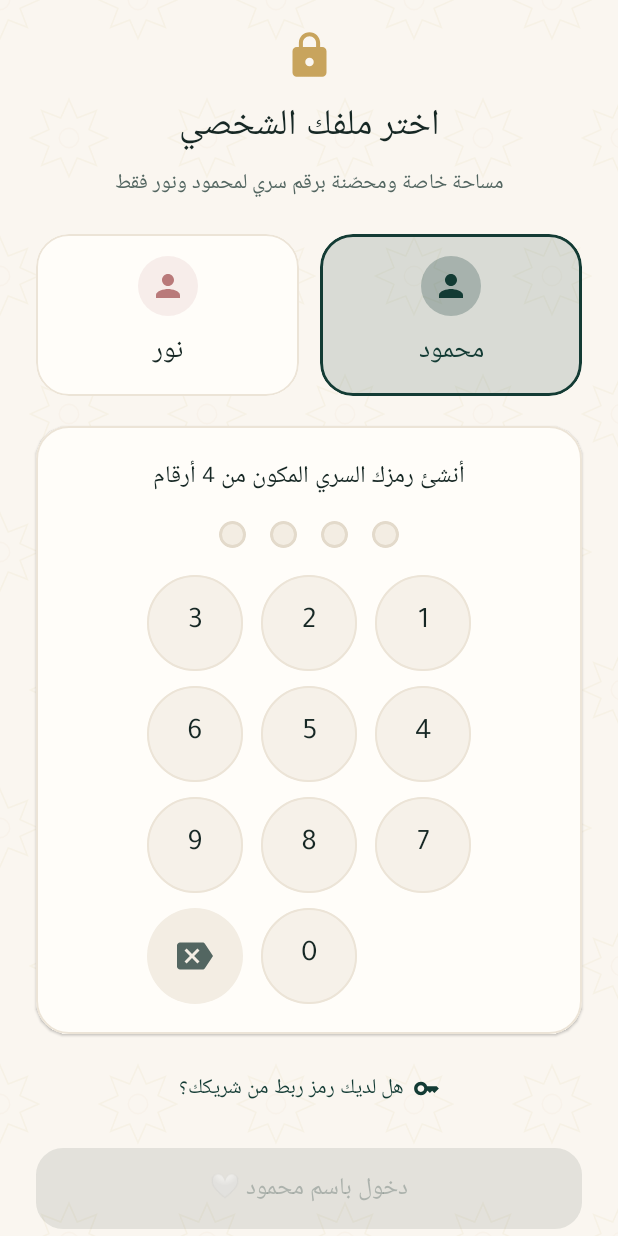
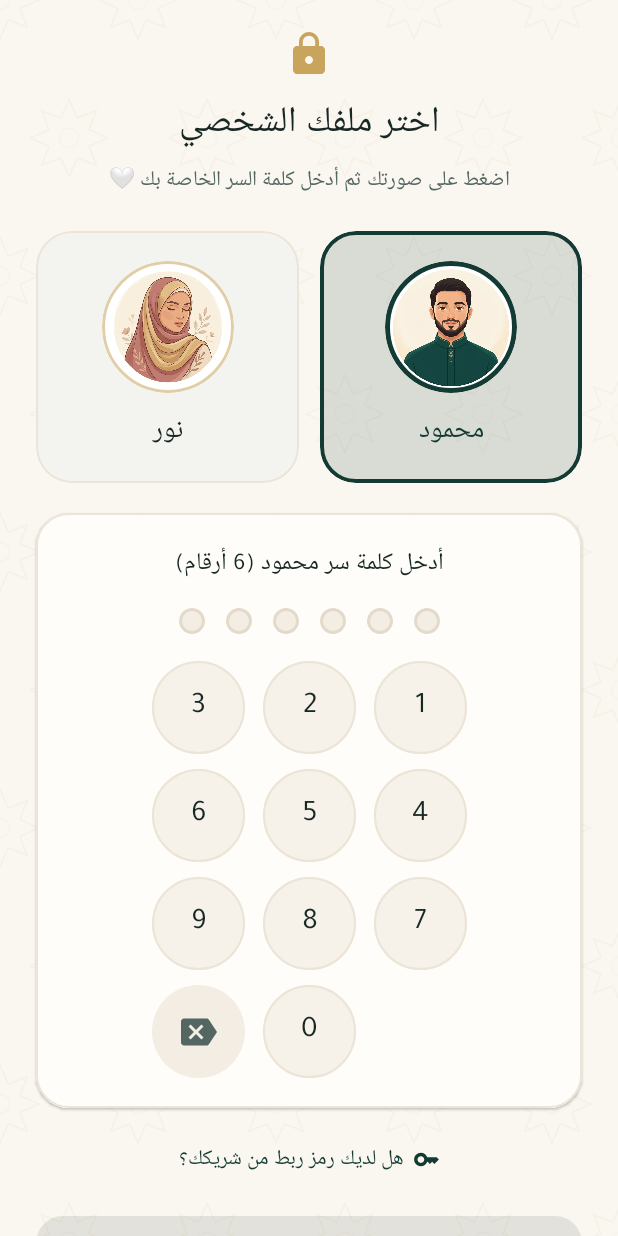
Before and after one commit to mtablawy5020-art/noor-app, an Android app built with Jetpack Compose: the composable RolePinSetupScreen called with empty values, after a tap on "محمود", on a phone screen of 412 x 824 dp. Run offline under Robolectric (Android 15) with nearby library versions, the phone set to English and light mode, and no system bars; our stand-ins replace Firebase (no records; nobody signed in at launch, a user with empty details on screens opened directly).

Commit message:
feat: update PIN security and role configuration
- Integrate default PIN hashes for Mahmoud and Nour.
- Update PIN validation to support variable length requirements per role.
- Include avatars in the dashboard partner status cards.
- Refine onboarding authentication flow to enforce role-specific credentials.

```diff
--- a/app/src/main/java/com/example/ui/screens/AuthAndRoleScreens.kt
+++ b/app/src/main/java/com/example/ui/screens/AuthAndRoleScreens.kt
@@ -289,19 +289,13 @@ fun RolePinSetupScreen(
     onSubmit: (role: CompanionRole, pin: String, inviteCode: String) -> Unit
 ) {
     val haptics = LocalHapticFeedback.current
-    var selectedRole by remember { mutableStateOf(CompanionRole.MAHMOUD) }
+    var selectedRole by remember { mutableStateOf<CompanionRole?>(null) }
     var pinDigits by remember { mutableStateOf("") }
     var showInviteField by remember { mutableStateOf(false) }
     var inviteCode by remember { mutableStateOf("") }
 
-    val roleHasExistingPin = remember(existingSanctuary, selectedRole) {
-        val hash = if (selectedRole == CompanionRole.MAHMOUD) {
-            existingSanctuary?.mahmoudPinHash.orEmpty()
-        } else {
-            existingSanctuary?.nourPinHash.orEmpty()
-        }
-        hash.isNotEmpty()
-    }
+    val activeRole = selectedRole
+    val expectedLength = activeRole?.expectedPasswordLength ?: 6
 
     IslamicPatternBackground {
         Box(
@@ -322,7 +316,7 @@ fun RolePinSetupScreen(
                     imageVector = Icons.Filled.Lock,
                     contentDescription = null,
                     tint = MaterialTheme.colorScheme.secondary,
-                    modifier = Modifier.size(34.dp)
+                    modifier = Modifier.size(32.dp)
                 )
 
                 Spacer(modifier = Modifier.height(10.dp))
@@ -337,7 +331,7 @@ fun RolePinSetupScreen(
                 Spacer(modifier = Modifier.height(6.dp))
 
                 Text(
-                    text = stringResource(R.string.role_select_subtitle),
+                    text = "اضغط على صورتك ثم أدخل كلمة السر الخاصة بك 🤍",
                     style = MaterialTheme.typography.bodyMedium,
                     color = MaterialTheme.colorScheme.onSurfaceVariant,
                     textAlign = TextAlign.Center
@@ -345,13 +339,14 @@ fun RolePinSetupScreen(
 
                 Spacer(modifier = Modifier.height(22.dp))
 
-                // Role selection cards: Mahmoud & Nour
+                // Two illustrated circular Avatar cards: Mahmoud & Nour
                 Row(
                     modifier = Modifier.fillMaxWidth(),
                     horizontalArrangement = Arrangement.spacedBy(14.dp)
                 ) {
                     RoleChoiceCard(
                         role = CompanionRole.MAHMOUD,
+                        avatarRes = R.drawable.img_avatar_mahmoud,
                         selected = selectedRole == CompanionRole.MAHMOUD,
                         accentColor = MaterialTheme.colorScheme.primary,
                         onClick = {
@@ -365,6 +360,7 @@ fun RolePinSetupScreen(
                     )
                     RoleChoiceCard(
                         role = CompanionRole.NOUR,
+                        avatarRes = R.drawable.img_avatar_nour,
                         selected = selectedRole == CompanionRole.NOUR,
                         accentColor = SubtleDustyRose,
                         onClick = {
@@ -380,7 +376,16 @@ fun RolePinSetupScreen(
 
                 Spacer(modifier = Modifier.height(20.dp))
 
-                // PIN prompt & indicators
+                // Password keypad appears smoothly once an avatar is tapped
+                AnimatedVisibility(visible = activeRole != null) {
+                    Column(horizontalAlignment = Alignment.CenterHorizontally) {
+                        val chosenRole = activeRole ?: CompanionRole.MAHMOUD
+                        val accent = if (chosenRole == CompanionRole.MAHMOUD) {
+                            MaterialTheme.colorScheme.secondary
+                        } else {
+                            SubtleDustyRose
+                        }
+
                         SpiritualCard {
                             Column(
                                 modifier = Modifier
@@ -389,12 +394,9 @@ fun RolePinSetupScreen(
                                 horizontalAlignment = Alignment.CenterHorizontally
                             ) {
                                 Text(
-                            text = if (roleHasExistingPin || inviteCode.isNotBlank()) {
-                                stringResource(R.string.pin_enter_prompt)
-                            } else {
-                                stringResource(R.string.pin_create_prompt)
-                            },
+                                    text = "أدخل كلمة سر ${chosenRole.arabicName} ($expectedLength أرقام)",
                                     style = MaterialTheme.typography.titleMedium,
+                                    fontWeight = FontWeight.Bold,
                                     color = MaterialTheme.colorScheme.onSurface,
                                     textAlign = TextAlign.Center
                                 )
@@ -402,22 +404,22 @@ fun RolePinSetupScreen(
                                 Spacer(modifier = Modifier.height(16.dp))
 
                                 Row(
-                            horizontalArrangement = Arrangement.spacedBy(16.dp),
+                                    horizontalArrangement = Arrangement.spacedBy(if (expectedLength > 6) 10.dp else 14.dp),
                                     verticalAlignment = Alignment.CenterVertically
                                 ) {
-                            repeat(4) { index ->
+                                    repeat(expectedLength) { index ->
                                         val filled = index < pinDigits.length
                                         Box(
                                             modifier = Modifier
-                                        .size(18.dp)
+                                                .size(if (expectedLength > 6) 15.dp else 17.dp)
                                                 .clip(CircleShape)
                                                 .background(
-                                            if (filled) MaterialTheme.colorScheme.secondary
+                                                    if (filled) accent
                                                     else MaterialTheme.colorScheme.surfaceVariant
                                                 )
                                                 .border(
                                                     width = 1.5.dp,
-                                            color = if (filled) MaterialTheme.colorScheme.secondary
+                                                    color = if (filled) accent
                                                     else MaterialTheme.colorScheme.outline,
                                                     shape = CircleShape
                                                 )
@@ -437,7 +439,6 @@ fun RolePinSetupScreen(
 
                                 Spacer(modifier = Modifier.height(18.dp))
 
-                        // Clean tactile numeric PIN pad
                                 val rows = listOf(
                                     listOf("1", "2", "3"),
                                     listOf("4", "5", "6"),
@@ -453,7 +454,7 @@ fun RolePinSetupScreen(
                                         ) {
                                             row.forEach { key ->
                                                 when (key) {
-                                            "" -> Spacer(modifier = Modifier.size(64.dp))
+                                                    "" -> Spacer(modifier = Modifier.size(62.dp))
                                                     "DEL" -> {
                                                         Surface(
                                                             onClick = {
@@ -465,7 +466,7 @@ fun RolePinSetupScreen(
                                                             shape = CircleShape,
                                                             color = MaterialTheme.colorScheme.surfaceVariant,
                                                             modifier = Modifier
-                                                        .size(64.dp)
+                                                                .size(62.dp)
                                                                 .testTag("pin_backspace_button")
                                                         ) {
                                                             Box(contentAlignment = Alignment.Center) {
@@ -480,7 +481,7 @@ fun RolePinSetupScreen(
                                                     else -> {
                                                         Surface(
                                                             onClick = {
-                                                        if (pinDigits.length < 4 && !isSubmitting) {
+                                                                if (pinDigits.length < 12 && !isSubmitting) {
                                                                     haptics.performHapticFeedback(HapticFeedbackType.TextHandleMove)
                                                                     pinDigits += key
                                                                 }
@@ -489,7 +490,7 @@ fun RolePinSetupScreen(
                                                             color = MaterialTheme.colorScheme.surfaceVariant.copy(alpha = 0.7f),
                                                             border = BorderStroke(1.dp, MaterialTheme.colorScheme.outlineVariant),
                                                             modifier = Modifier
-                                                        .size(64.dp)
+                                                                .size(62.dp)
                                                                 .testTag("pin_digit_$key")
                                                         ) {
                                                             Box(contentAlignment = Alignment.Center) {
@@ -511,7 +512,7 @@ fun RolePinSetupScreen(
                         }
 
                         if (existingSanctuary == null) {
-                    Spacer(modifier = Modifier.height(12.dp))
+                            Spacer(modifier = Modifier.height(10.dp))
                             TextButton(
                                 onClick = { showInviteField = !showInviteField },
                                 modifier = Modifier.testTag("toggle_invite_code_button")
@@ -543,11 +544,11 @@ fun RolePinSetupScreen(
                             }
                         }
 
-                Spacer(modifier = Modifier.height(16.dp))
+                        Spacer(modifier = Modifier.height(14.dp))
 
                         Button(
-                    onClick = { onSubmit(selectedRole, pinDigits, inviteCode) },
-                    enabled = pinDigits.length == 4 && !isSubmitting,
+                            onClick = { onSubmit(chosenRole, pinDigits, inviteCode) },
+                            enabled = pinDigits.length >= 4 && !isSubmitting,
                             shape = RoundedCornerShape(18.dp),
                             modifier = Modifier
                                 .fillMaxWidth()
@@ -562,10 +563,12 @@ fun RolePinSetupScreen(
                                 )
                             } else {
                                 Text(
-                            text = "دخول باسم ${selectedRole.arabicName} 🤍",
+                                    text = "دخول باسم ${chosenRole.arabicName} 🤍",
                                     style = MaterialTheme.typography.titleMedium,
                                     fontWeight = FontWeight.Bold
                                 )
+                            }
+                        }
                     }
                 }
             }
@@ -576,21 +579,23 @@ fun RolePinSetupScreen(
 @Composable
 private fun RoleChoiceCard(
     role: CompanionRole,
+    avatarRes: Int,
     selected: Boolean,
     accentColor: Color,
     onClick: () -> Unit,
     modifier: Modifier = Modifier
 ) {
     Surface(
-        shape = RoundedCornerShape(22.dp),
+        shape = RoundedCornerShape(24.dp),
         color = if (selected) accentColor.copy(alpha = 0.14f) else MaterialTheme.colorScheme.surface,
         border = BorderStroke(
-            width = if (selected) 2.dp else 1.dp,
+            width = if (selected) 2.5.dp else 1.dp,
             color = if (selected) accentColor else MaterialTheme.colorScheme.outlineVariant
         ),
+        tonalElevation = if (selected) 4.dp else 1.dp,
         modifier = modifier
-            .height(108.dp)
-            .clip(RoundedCornerShape(22.dp))
+            .height(168.dp)
+            .clip(RoundedCornerShape(24.dp))
             .clickable(onClick = onClick)
     ) {
         Column(
@@ -600,20 +605,20 @@ private fun RoleChoiceCard(
             horizontalAlignment = Alignment.CenterHorizontally,
             verticalArrangement = Arrangement.Center
         ) {
-            Box(
+            Image(
+                painter = painterResource(id = avatarRes),
+                contentDescription = "صورة ${role.arabicName}",
+                contentScale = ContentScale.Crop,
                 modifier = Modifier
-                    .size(40.dp)
+                    .size(88.dp)
                     .clip(CircleShape)
-                    .background(accentColor.copy(alpha = if (selected) 0.25f else 0.12f)),
-                contentAlignment = Alignment.Center
-            ) {
-                Icon(
-                    imageVector = Icons.Filled.Person,
-                    contentDescription = role.arabicName,
-                    tint = accentColor
+                    .border(
+                        width = if (selected) 3.dp else 1.5.dp,
+                        color = if (selected) accentColor else SoftChampagneGold.copy(alpha = 0.55f),
+                        shape = CircleShape
                     )
-            }
-            Spacer(modifier = Modifier.height(8.dp))
+            )
+            Spacer(modifier = Modifier.height(10.dp))
             Text(
                 text = role.arabicName,
                 style = MaterialTheme.typography.titleLarge,
```
Also changed, not shown: app/src/main/java/com/example/data/Models.kt (+21 -3 lines), app/src/main/java/com/example/data/SanctuaryRepository.kt (+23 -13 lines), app/src/main/java/com/example/ui/screens/DashboardScreen.kt (+19 -5 lines), app/src/main/java/com/example/viewmodel/SanctuaryViewModel.kt (+12 -9 lines), app/src/main/res/drawable/img_avatar_mahmoud.jpg (added), app/src/main/res/drawable/img_avatar_nour.jpg (added), 1 other file. Lines whose indentation alone changed are shown as unchanged.
